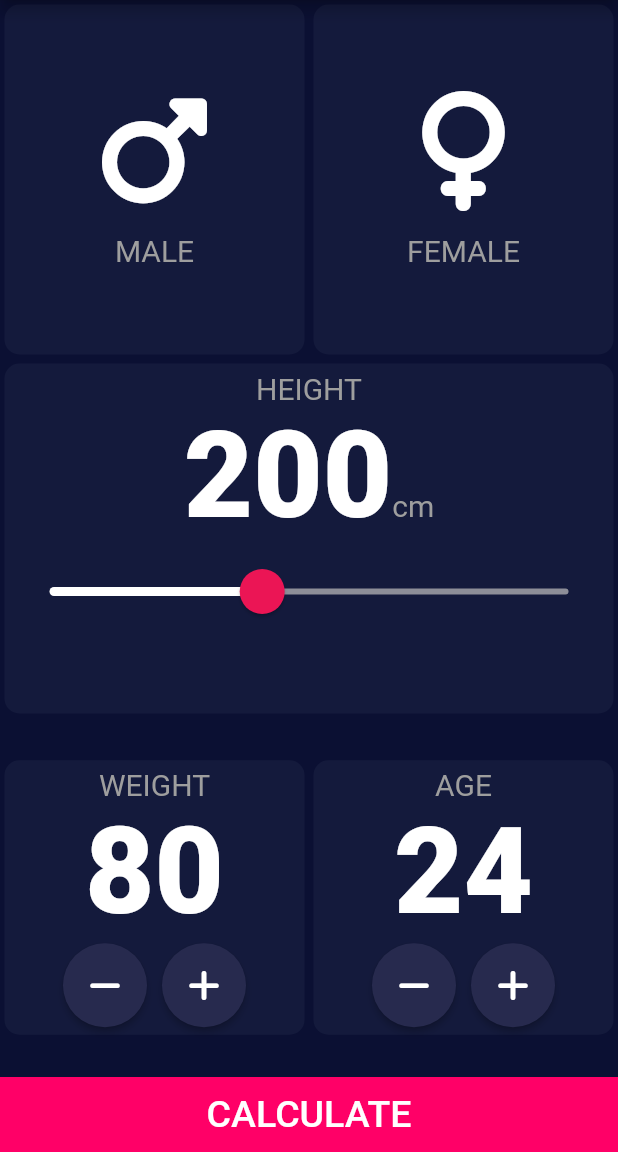
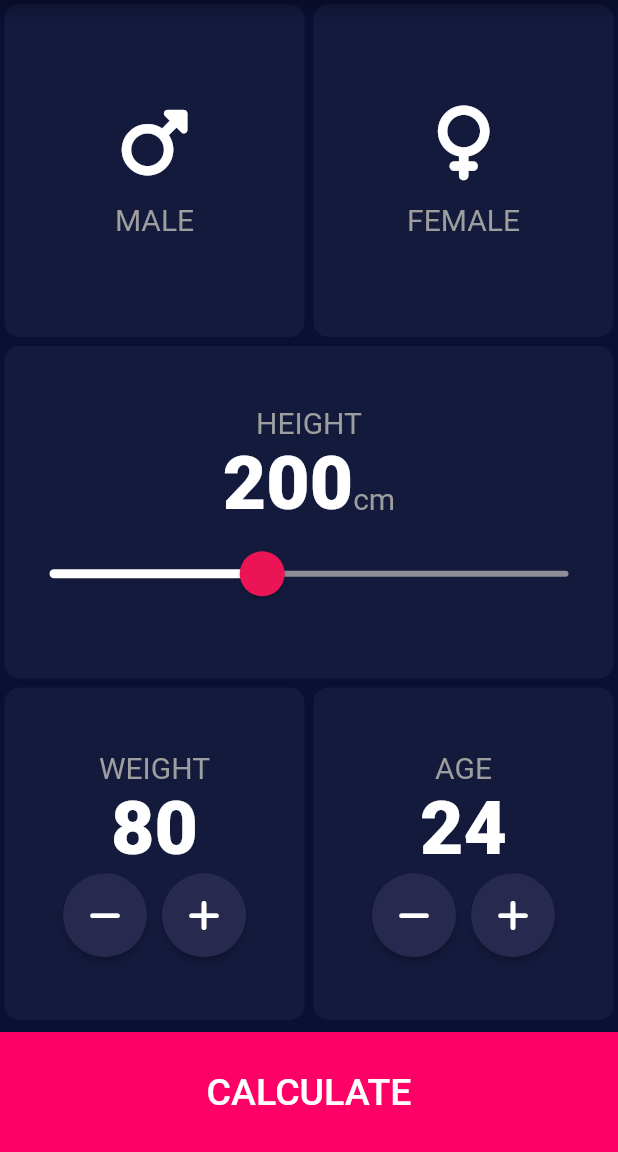
Before and after one commit to chididev/bmi_calculator_app, a Flutter app: the screen it shows after launch, on a phone screen of 412 x 824 dp, the part 84-1236 px from its top. Run offline on Flutter 3.47's test engine with Material 2 defaults, Android fonts, the phone set to English and light mode, and no system bars; our stand-ins replace font_awesome_flutter.

```diff
--- /dev/null
+++ b/lib/bottom_button.dart
@@ -0,0 +1,29 @@
+import 'package:flutter/material.dart';
+import 'package:bmi_calculator/constants.dart';
+
+//This builds out our bottom calculate button.
+class BottomButton extends StatelessWidget {
+  const BottomButton({required this.label, required this.onPress});
+  final String label;
+  final Function onPress;
+
+  @override
+  Widget build(BuildContext context) {
+    return Container(
+      margin: const EdgeInsets.fromLTRB(0, 5, 0, 0),
+      color: kBottomButtonColour,
+      height: kBottomButtonHeight,
+      width: double.infinity,
+      child: TextButton(
+        onPressed: () => onPress(),
+        child: Text(
+          label,
+          style: const TextStyle(
+            color: Colors.white,
+            fontSize: 25.0,
+          ),
+        ),
+      ),
+    );
+  }
+}
--- a/lib/constants.dart
+++ b/lib/constants.dart
@@ -4,7 +4,7 @@ import 'package:flutter/material.dart';
 const kActiveColour = Color(0xFF272A4E);
 const kInactiveColor = Color(0xFF141A3C);
 const kBottomButtonColour = Color(0xFFFF0067);
-const kBottomButtonHeight = 50.0;
+const kBottomButtonHeight = 80.0;
 const kMinimumHeight = 150.0;
 const kMaximumHeight = 272.0;
 const kLabelStyle = TextStyle(
@@ -12,6 +12,21 @@ const kLabelStyle = TextStyle(
   color: Colors.grey,
 );
 const kNumberStyle = TextStyle(
-  fontSize: 80,
+  fontSize: 50,
   fontWeight: FontWeight.w900,
 );
+const kResultText = TextStyle(
+  fontSize: 30.0,
+  fontWeight: FontWeight.bold,
+);
+const kResultNumber = TextStyle(
+  fontSize: 100,
+  fontWeight: FontWeight.w900,
+);
+const kResult = TextStyle(
+  color: Colors.green,
+  fontSize: 25.0,
+);
+const kResultBodyText = TextStyle(
+  fontSize: 20.0,
+);
--- a/lib/icon_content.dart
+++ b/lib/icon_content.dart
@@ -14,7 +14,7 @@ class IconContent extends StatelessWidget {
       children: [
         Icon(
           iconName,
-          size: 80.0,
+          size: 50.0,
         ),
         const SizedBox(
           height: 15.0,
--- a/lib/input_page.dart
+++ b/lib/input_page.dart
@@ -4,6 +4,8 @@ import 'package:bmi_calculator/reuseable_card.dart';
 import 'package:bmi_calculator/constants.dart';
 import 'package:font_awesome_flutter/font_awesome_flutter.dart';
 import 'package:bmi_calculator/icon_content.dart';
+import 'package:bmi_calculator/result_page.dart';
+import 'package:bmi_calculator/bottom_button.dart';
 
 //Enumeration of our gender.
 enum Gender {
@@ -82,8 +84,7 @@ class _InputPageState extends State<InputPage> {
             child: ReuseableContainer(
               onPress: () {},
               colour: kInactiveColor,
-              cardChild: SingleChildScrollView(
-                child: Column(
+              cardChild: Column(
                 mainAxisAlignment: MainAxisAlignment.center,
                 children: [
                   const Text(
@@ -119,7 +120,6 @@ class _InputPageState extends State<InputPage> {
               ),
             ),
           ),
-          ),
           //Third tile.
           Expanded(
             child: Row(
@@ -129,8 +129,7 @@ class _InputPageState extends State<InputPage> {
                   child: ReuseableContainer(
                     onPress: () {},
                     colour: kInactiveColor,
-                    cardChild: SingleChildScrollView(
-                      child: Column(
+                    cardChild: Column(
                       mainAxisAlignment: MainAxisAlignment.center,
                       children: [
                         const Text(
@@ -167,13 +166,11 @@ class _InputPageState extends State<InputPage> {
                     ),
                   ),
                 ),
-                ),
                 Expanded(
                   child: ReuseableContainer(
                     onPress: () {},
                     colour: kInactiveColor,
-                    cardChild: SingleChildScrollView(
-                      child: Column(
+                    cardChild: Column(
                       mainAxisAlignment: MainAxisAlignment.center,
                       children: [
                         const Text(
@@ -210,25 +207,20 @@ class _InputPageState extends State<InputPage> {
                     ),
                   ),
                 ),
-                ),
               ],
             ),
           ),
           //Fourth tile.
-          Container(
-            color: kBottomButtonColour,
-            height: kBottomButtonHeight,
-            width: double.infinity,
-            child: TextButton(
-              onPressed: () {},
-              child: const Text(
-                'CALCULATE',
-                style: TextStyle(
-                  color: Colors.white,
-                  fontSize: 25.0,
-                ),
-              ),
-            ),
+          BottomButton(
+            label: 'CALCULATE',
+            onPress: () {
+              Navigator.push(
+                context,
+                MaterialPageRoute(builder: (context) {
+                  return const ResultPage();
+                }),
+              );
+            },
           ),
         ],
       ),
```
Also changed, not shown: lib/result_page.dart (added, +79 -0 lines). Lines whose indentation alone changed are shown as unchanged.
